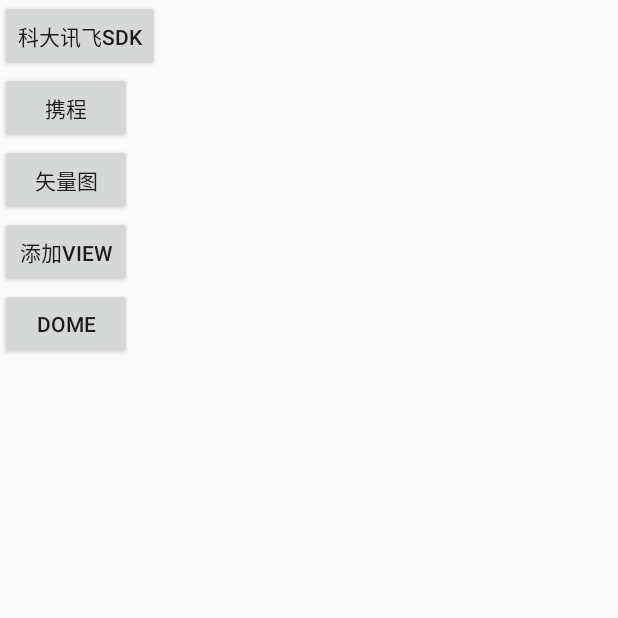
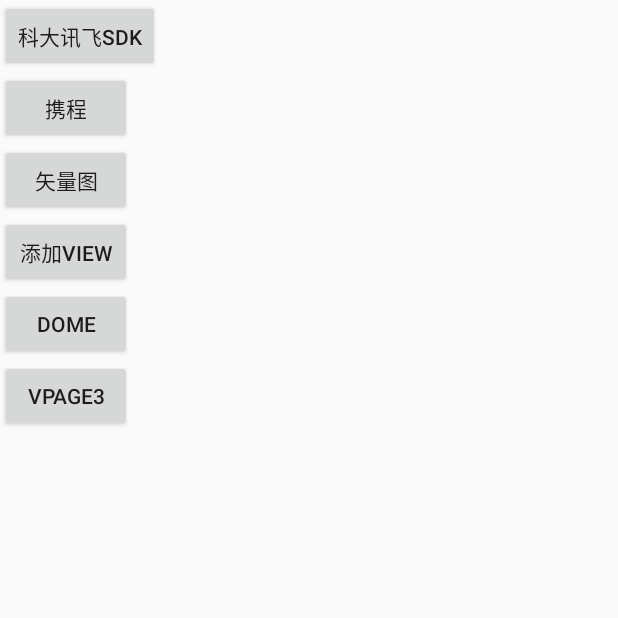
Before and after one commit to xiaoerMr/Robot, an Android app: the screen it shows after launch (MainActivity), on a phone screen of 412 x 824 dp, the top half of it. Run offline under Robolectric (Android 15) with nearby library versions, the phone set to English and light mode, and no system bars.

```diff
--- a/app/src/main/AndroidManifest.xml
+++ b/app/src/main/AndroidManifest.xml
@@ -17,14 +17,15 @@
     <uses-permission android:name="android.permission.CAMERA" />
 
     <application
-        android:name=".App"
+        android:name=".RobotApp"
         android:allowBackup="true"
         android:icon="@mipmap/ic_launcher"
         android:label="@string/app_name"
         android:roundIcon="@mipmap/ic_launcher_round"
         android:supportsRtl="true"
         android:theme="@style/AppTheme">
-        <activity android:name=".dome.PagingActivity"></activity>
+        <activity android:name=".page.PageActivity"></activity>
+        <activity android:name=".dome.PagingActivity" />
         <activity android:name=".svg.SVGActivity" />
         <activity android:name=".corouties.CoroutinesActivity" />
         <activity android:name=".MainActivity">
--- a/app/src/main/java/com/sai/robot/MainActivity.kt
+++ b/app/src/main/java/com/sai/robot/MainActivity.kt
@@ -5,6 +5,7 @@ import android.os.Bundle
 import com.sai.robot.addview.AddActivity
 import com.sai.robot.corouties.CoroutinesActivity
 import com.sai.robot.dome.PagingActivity
+import com.sai.robot.page.PageActivity
 import com.sai.robot.svg.SVGActivity
 import kotlinx.android.synthetic.main.activity_main.*
 
@@ -18,7 +19,8 @@ class MainActivity : AppCompatActivity() {
         vSVG.setOnClickListener { SVGActivity.actionStart(this) }
         vAdd.setOnClickListener { AddActivity.actionStart(this) }
         vDome.setOnClickListener { PagingActivity.actionStart(this) }
-        vDome.isSelected = true
+        vPage3.setOnClickListener { }//PageActivity.actionStart(this) }
+//        vDome.isSelected = true
     }
 
 
--- a/app/src/main/java/com/sai/robot/App.kt
+++ b/app/src/main/java/com/sai/robot/RobotApp.kt
@@ -4,12 +4,10 @@ import android.app.Application
 import com.iflytek.cloud.SpeechConstant
 import com.iflytek.cloud.SpeechUtility
 
-class App : Application() {
+class RobotApp:Application() {
 
     override fun onCreate() {
         super.onCreate()
-
         SpeechUtility.createUtility(this, "${SpeechConstant.APPID}=5ef01877");
-
     }
 }
--- /dev/null
+++ b/app/src/main/java/com/sai/robot/page/bean/TestBean.kt
@@ -0,0 +1,3 @@
+package com.sai.robot.page.bean
+
+data class TestBean (val name: String)
--- a/app/src/main/res/layout/activity_main.xml
+++ b/app/src/main/res/layout/activity_main.xml
@@ -48,5 +48,13 @@
         app:layout_constraintStart_toStartOf="parent"
         app:layout_constraintTop_toBottomOf="@id/vAdd" />
 
+    <Button
+        android:id="@+id/vPage3"
+        android:layout_width="wrap_content"
+        android:layout_height="wrap_content"
+        android:text="vPage3"
+        app:layout_constraintStart_toStartOf="parent"
+        app:layout_constraintTop_toBottomOf="@id/vDome" />
+
 
 </androidx.constraintlayout.widget.ConstraintLayout>
--- a/build.gradle
+++ b/build.gradle
@@ -13,6 +13,8 @@ buildscript {
 
         // NOTE: Do not place your application dependencies here; they belong
         // in the individual module build.gradle files
+//        classpath 'com.google.dagger:hilt-android-gradle-plugin:2.28-alpha'
+
     }
 }
 
```
Also changed, not shown: app/src/main/java/com/sai/robot/page/PageActivity.kt (added, +99 -0 lines), app/src/main/java/com/sai/robot/page/data/local/AppDataBase.kt (added, +23 -0 lines), app/src/main/java/com/sai/robot/page/data/local/TestDao.kt (added, +18 -0 lines), app/src/main/java/com/sai/robot/page/data/local/TestEntity.kt (added, +10 -0 lines), app/src/main/java/com/sai/robot/page/data/repostory/Repository.kt (added, +14 -0 lines), app/src/main/java/com/sai/robot/page/data/repostory/RepositoryFactory.kt (added, +50 -0 lines), app/src/main/java/com/sai/robot/page/data/repostory/TestRepositoryImpl.kt (added, +43 -0 lines), app/src/main/java/com/sai/robot/page/vm/TestViewModel.kt (added, +16 -0 lines), app/src/main/res/layout/activity_page.xml (added, +18 -0 lines).
